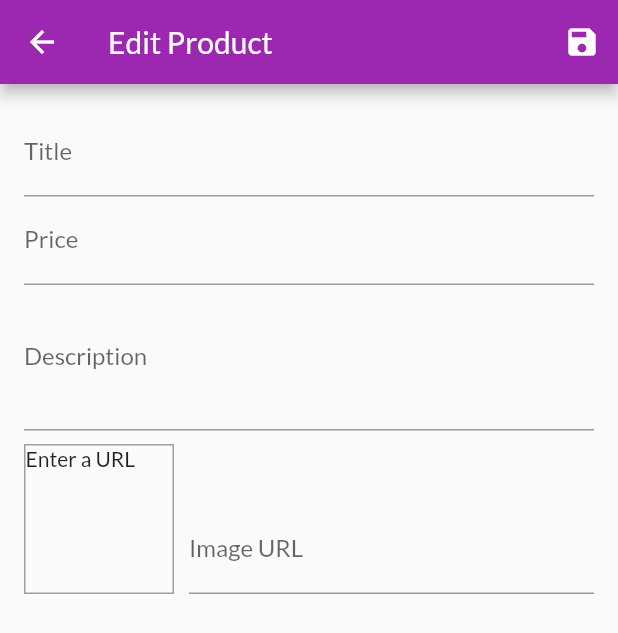
After one commit to Anasmb/Shoping-Flutter, a Flutter app: the EditProductScreen screen opened by its route, after a tap on the "save" icon, on a phone screen of 412 x 824 dp. The commit adds this screen. Shown: the top 633 px of the screen. Run offline on Flutter 3.47's test engine with Material 2 defaults, Android fonts, the phone set to English and light mode, and no system bars; network calls fail.

Commit message:
added user product screen and user product item added user edit products screen (user can add or edit products)

```diff
--- a/lib/main.dart
+++ b/lib/main.dart
@@ -1,5 +1,7 @@
 import 'package:flutter/material.dart';
 import 'package:flutter_complete_guide/providers/cart.dart';
+import './screens/user_edit_product_screen.dart';
+import './screens/user_products_screen.dart';
 import './providers/orders.dart';
 import './screens/cart_screen.dart';
 import 'package:provider/provider.dart';
@@ -33,6 +35,8 @@ class MyApp extends StatelessWidget {
           ProductDetailScreen.routeName: (context) => ProductDetailScreen(),
           CartScreen.routeName: (context) => CartScreen(),
           OrdersScreen.routeName: (context) => OrdersScreen(),
+          UserProductsScreen.routeName: (context) => UserProductsScreen(),
+          EditProductScreen.routeName: (context) => EditProductScreen(),
         },
       ),
     );
--- /dev/null
+++ b/lib/screens/user_edit_product_screen.dart
@@ -0,0 +1,134 @@
+import 'dart:ui';
+
+import 'package:flutter/material.dart';
+import '../providers/product.dart';
+
+class EditProductScreen extends StatefulWidget {
+  static const routeName = "/edit-product";
+
+  @override
+  State<EditProductScreen> createState() => _EditProductScreenState();
+}
+
+class _EditProductScreenState extends State<EditProductScreen> {
+  final _imageUrlController = TextEditingController();
+  final _form = GlobalKey<FormState>();
+  var _editedProduct =
+      Product(id: null, title: "", description: "", price: 0.0, imageUrl: "");
+
+  @override
+  void dispose() {
+    //when using controller we should dispose them to avoid memory leak
+    _imageUrlController.dispose();
+    super.dispose();
+  }
+
+  void _saveForm() {
+    _form.currentState.save();
+  }
+
+  @override
+  Widget build(BuildContext context) {
+    return Scaffold(
+      appBar: AppBar(
+        title: Text("Edit Product"),
+        actions: [
+          IconButton(
+            onPressed: _saveForm,
+            icon: Icon(Icons.save),
+          )
+        ],
+      ),
+      body: Padding(
+        padding: const EdgeInsets.all(16),
+        child: Form(
+          key: _form,
+          child: SingleChildScrollView(
+            child: Column(children: [
+              TextFormField(
+                decoration: InputDecoration(labelText: "Title"),
+                textInputAction: TextInputAction.next,
+                onSaved: (value) {
+                  _editedProduct = Product(
+                      id: null,
+                      title: value,
+                      description: _editedProduct.description,
+                      price: _editedProduct.price,
+                      imageUrl: _editedProduct.imageUrl);
+                }, //when exec _saveform method, it will exec onSave on all textFormField inside form children
+              ),
+              TextFormField(
+                  decoration: InputDecoration(labelText: "Price"),
+                  textInputAction: TextInputAction.next,
+                  keyboardType: TextInputType.number,
+                  onSaved: (value) {
+                    _editedProduct = Product(
+                        id: null,
+                        title: _editedProduct.title,
+                        description: _editedProduct.description,
+                        price: double.parse(value),
+                        imageUrl: _editedProduct.imageUrl);
+                  }),
+              TextFormField(
+                  maxLines: 3,
+                  keyboardType: TextInputType.multiline,
+                  decoration: InputDecoration(labelText: "Description"),
+                  onSaved: (value) {
+                    _editedProduct = Product(
+                        id: null,
+                        title: _editedProduct.title,
+                        description: value,
+                        price: _editedProduct.price,
+                        imageUrl: _editedProduct.imageUrl);
+                  }),
+              Row(
+                crossAxisAlignment: CrossAxisAlignment.end,
+                children: [
+                  Container(
+                    width: 100,
+                    height: 100,
+                    margin: EdgeInsets.only(top: 9, right: 10),
+                    decoration: BoxDecoration(
+                      border: Border.all(
+                        width: 1,
+                        color: Colors.grey,
+                      ),
+                    ),
+                    child: _imageUrlController.text.isEmpty
+                        ? Text("Enter a URL")
+                        : FittedBox(
+                            child: Image.network(_imageUrlController.text),
+                            fit: BoxFit.cover,
+                          ),
+                  ),
+                  Expanded(
+                    child: TextFormField(
+                      decoration: InputDecoration(labelText: "Image URL"),
+                      keyboardType: TextInputType.url,
+                      textInputAction: TextInputAction.done,
+                      controller: _imageUrlController,
+                      onFieldSubmitted: (_) {
+                        _saveForm();
+                      },
+                      onSaved: (value) {
+                        _editedProduct = Product(
+                            id: null,
+                            title: _editedProduct.title,
+                            description: _editedProduct.description,
+                            price: _editedProduct.price,
+                            imageUrl: value);
+                      },
+                      onEditingComplete: () {
+                        setState(() {});
+                      },
+                    ),
+                  ),
+                ],
+              ),
+            ]),
+          ),
+        ),
+      ),
+    );
+  }
+}
--- a/lib/widgets/app_drawer.dart
+++ b/lib/widgets/app_drawer.dart
@@ -1,5 +1,6 @@
 import 'package:flutter/material.dart';
 
+import '../screens/user_products_screen.dart';
 import '../screens/orders_screen.dart';
 
 class AppDrawer extends StatelessWidget {
@@ -22,7 +23,15 @@ class AppDrawer extends StatelessWidget {
             title: Text("Orders"),
             onTap: () => Navigator.of(context)
                 .pushReplacementNamed(OrdersScreen.routeName),
-          )
+          ),
+          Divider(),
+          ListTile(
+            leading: Icon(Icons.edit),
+            title: Text("Manage Products"),
+            onTap: () => Navigator.of(context)
+                .pushReplacementNamed(UserProductsScreen.routeName),
+          ),
+          Divider(),
         ],
       ),
     );
```
Also changed, not shown: lib/screens/user_products_screen.dart (added, +46 -0 lines), lib/widgets/user_product_item.dart (added, +34 -0 lines).
